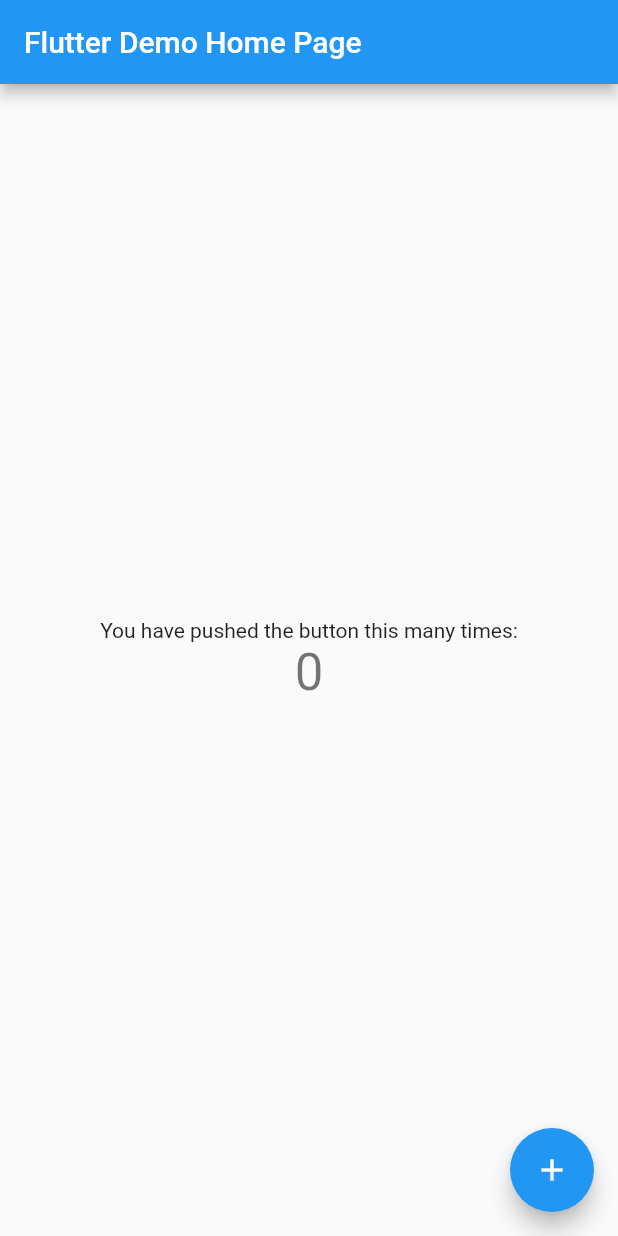
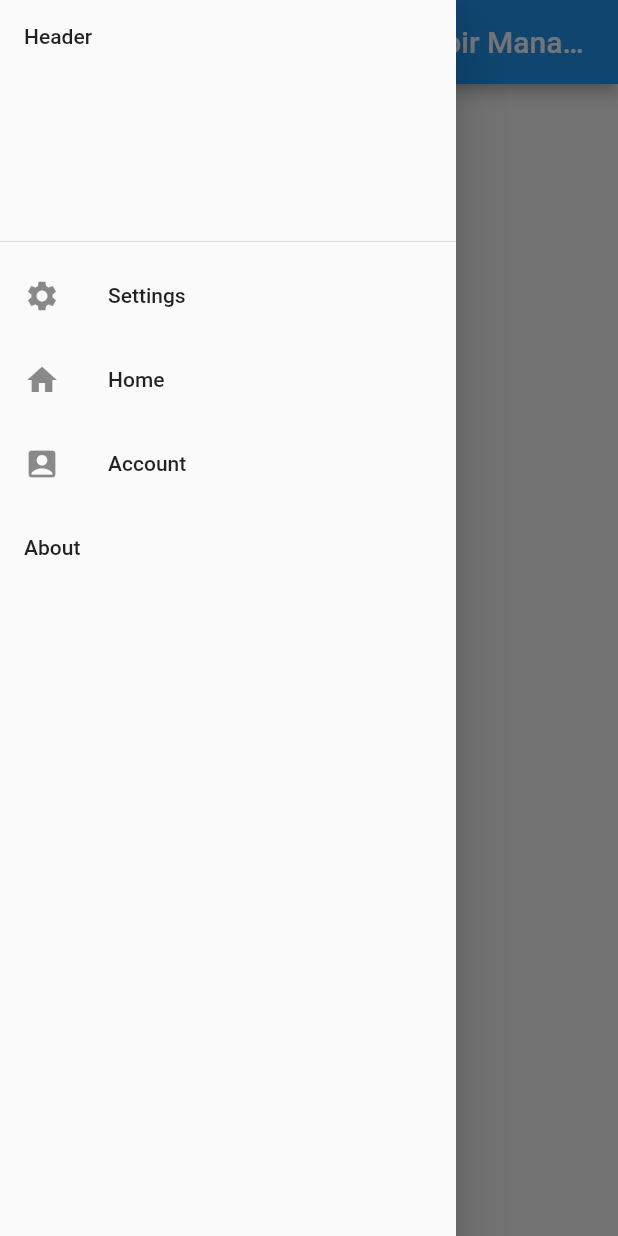
Before and after one commit to prefixus/choir_manager_app1, a Flutter app: the screen it shows after launch, with the side drawer open (before the commit the screen has no drawer), on a phone screen of 412 x 824 dp. Run offline on Flutter 3.47's test engine with Material 2 defaults, Android fonts, the phone set to English and light mode, and no system bars.

Commit message:
Add Navigation Drawer - clear tests

```diff
--- a/lib/main.dart
+++ b/lib/main.dart
@@ -1,111 +1,16 @@
+import 'package:choir_manager_app1/screens/account.dart';
+import 'package:choir_manager_app1/screens/home.dart';
+import 'package:choir_manager_app1/screens/settings.dart';
 import 'package:flutter/material.dart';
 
-void main() => runApp(MyApp());
-
-class MyApp extends StatelessWidget {
-  // This widget is the root of your application.
-  @override
-  Widget build(BuildContext context) {
-    return MaterialApp(
-      title: 'Flutter Demo',
-      theme: ThemeData(
-        // This is the theme of your application.
-        //
-        // Try running your application with "flutter run". You'll see the
-        // application has a blue toolbar. Then, without quitting the app, try
-        // changing the primarySwatch below to Colors.green and then invoke
-        // "hot reload" (press "r" in the console where you ran "flutter run",
-        // or simply save your changes to "hot reload" in a Flutter IDE).
-        // Notice that the counter didn't reset back to zero; the application
-        // is not restarted.
-        primarySwatch: Colors.blue,
-      ),
-      home: MyHomePage(title: 'Flutter Demo Home Page'),
-    );
-  }
+void main() {
+  runApp(new MaterialApp(
+    debugShowCheckedModeBanner: false,
+    home: new HomeScreen(), // route for home is '/' implicitly
+    routes: <String, WidgetBuilder>{
+      // define the routes
+      SettingsScreen.routeName: (BuildContext context) => new SettingsScreen(),
+      AccountScreen.routeName: (BuildContext context) => new AccountScreen(),
+    },
+  ));
 }
-
-class MyHomePage extends StatefulWidget {
-  MyHomePage({Key key, this.title}) : super(key: key);
-
-  // This widget is the home page of your application. It is stateful, meaning
-  // that it has a State object (defined below) that contains fields that affect
-  // how it looks.
-
-  // This class is the configuration for the state. It holds the values (in this
-  // case the title) provided by the parent (in this case the App widget) and
-  // used by the build method of the State. Fields in a Widget subclass are
-  // always marked "final".
-
-  final String title;
-
-  @override
-  _MyHomePageState createState() => _MyHomePageState();
-}
-
-class _MyHomePageState extends State<MyHomePage> {
-  int _counter = 0;
-
-  void _incrementCounter() {
-    setState(() {
-      // This call to setState tells the Flutter framework that something has
-      // changed in this State, which causes it to rerun the build method below
-      // so that the display can reflect the updated values. If we changed
-      // _counter without calling setState(), then the build method would not be
-      // called again, and so nothing would appear to happen.
-      _counter++;
-    });
-  }
-
-  @override
-  Widget build(BuildContext context) {
-    // This method is rerun every time setState is called, for instance as done
-    // by the _incrementCounter method above.
-    //
-    // The Flutter framework has been optimized to make rerunning build methods
-    // fast, so that you can just rebuild anything that needs updating rather
-    // than having to individually change instances of widgets.
-    return Scaffold(
-      appBar: AppBar(
-        // Here we take the value from the MyHomePage object that was created by
-        // the App.build method, and use it to set our appbar title.
-        title: Text(widget.title),
-      ),
-      body: Center(
-        // Center is a layout widget. It takes a single child and positions it
-        // in the middle of the parent.
-        child: Column(
-          // Column is also layout widget. It takes a list of children and
-          // arranges them vertically. By default, it sizes itself to fit its
-          // children horizontally, and tries to be as tall as its parent.
-          //
-          // Invoke "debug painting" (press "p" in the console, choose the
-          // "Toggle Debug Paint" action from the Flutter Inspector in Android
-          // Studio, or the "Toggle Debug Paint" command in Visual Studio Code)
-          // to see the wireframe for each widget.
-          //
-          // Column has various properties to control how it sizes itself and
-          // how it positions its children. Here we use mainAxisAlignment to
-          // center the children vertically; the main axis here is the vertical
-          // axis because Columns are vertical (the cross axis would be
-          // horizontal).
-          mainAxisAlignment: MainAxisAlignment.center,
-          children: <Widget>[
-            Text(
-              'You have pushed the button this many times:',
-            ),
-            Text(
-              '$_counter',
-              style: Theme.of(context).textTheme.display1,
-            ),
-          ],
-        ),
-      ),
-      floatingActionButton: FloatingActionButton(
-        onPressed: _incrementCounter,
-        tooltip: 'Increment',
-        child: Icon(Icons.add),
-      ), // This trailing comma makes auto-formatting nicer for build methods.
-    );
-  }
-}
--- /dev/null
+++ b/lib/screens/account.dart
@@ -0,0 +1,18 @@
+import 'package:flutter/material.dart';
+
+class AccountScreen extends StatelessWidget {
+  static const String routeName = "/account";
+
+  @override
+  Widget build(BuildContext context) {
+    return new Scaffold(
+      appBar: new AppBar(
+        title: new Text("Account"), // TODO: Chorzysta account name
+      ),
+      body: new Container(
+          child: new Center(
+        child: new Text("Account Screen"),
+      )),
+    );
+  }
+}
--- /dev/null
+++ b/lib/screens/home.dart
@@ -0,0 +1,60 @@
+import 'package:choir_manager_app1/screens/account.dart';
+import 'package:choir_manager_app1/screens/settings.dart';
+import 'package:flutter/material.dart';
+
+class HomeScreen extends StatefulWidget {
+  @override
+  HomeScreenState createState() => HomeScreenState();
+}
+
+class HomeScreenState extends State<HomeScreen> {
+  /// Returns Navigation Drawer
+  Drawer getNavDrawer(BuildContext context) {
+    var headerChild = DrawerHeader(child: Text("Header"));
+    var aboutChild = AboutListTile(
+        child: Text("About"),
+        applicationName: "ChoirManager",
+        applicationVersion: "v0.1.0",
+        applicationIcon: Icon(Icons.chat));
+
+    ListTile getNavItem(var icon, String text, String routeName) {
+      return ListTile(
+        leading: Icon(icon),
+        title: Text(text),
+        onTap: () {
+          setState(() {
+            Navigator.of(context).pop();
+            Navigator.of(context).pushNamed(routeName);
+          });
+        },
+      );
+    }
+
+    var myNavChildren = [
+      headerChild,
+      getNavItem(Icons.settings, 'Settings', SettingsScreen.routeName),
+      getNavItem(Icons.home, "Home", "/"),
+      getNavItem(Icons.account_box, "Account", AccountScreen.routeName),
+      aboutChild
+    ];
+
+    ListView listView = ListView(children: myNavChildren);
+
+    return Drawer(
+      child: listView,
+    );
+  }
+
+  @override
+  Widget build(BuildContext context) {
+    return Scaffold(
+      appBar: AppBar(
+        title: Text("Navigation Drawer for Choir Manager"),
+      ),
+      body: Container(
+          child: Center(child: Text("") // TODO: add stuff to home screen
+              )),
+      drawer: getNavDrawer(context),
+    );
+  }
+}
--- /dev/null
+++ b/lib/screens/settings.dart
@@ -0,0 +1,18 @@
+import 'package:flutter/material.dart';
+
+class SettingsScreen extends StatelessWidget {
+  static const String routeName = "/settings";
+
+  @override
+  Widget build(BuildContext context) {
+    return new Scaffold(
+      appBar: new AppBar(
+        title: new Text("Settings"),
+      ),
+      body: new Container(
+          child: new Center(
+        child: new Text("Settings Screen"),
+      )),
+    );
+  }
+}
```
Also changed, not shown: 1 other file.
